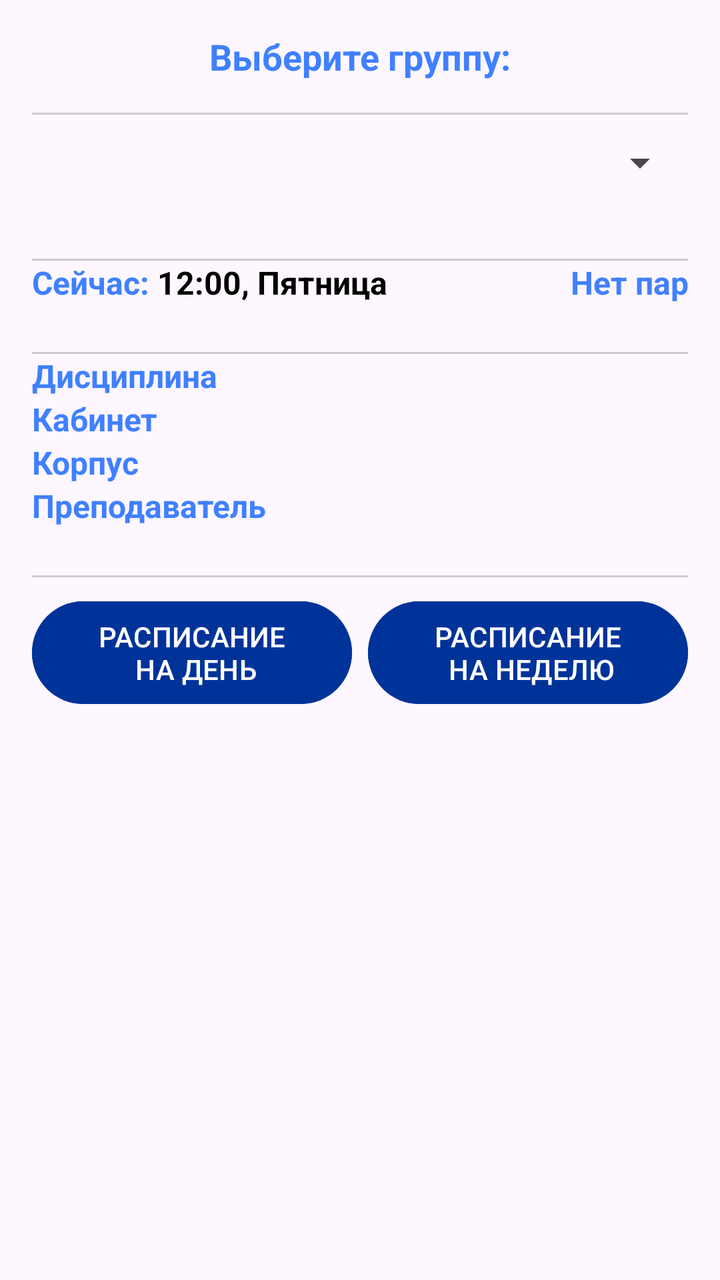
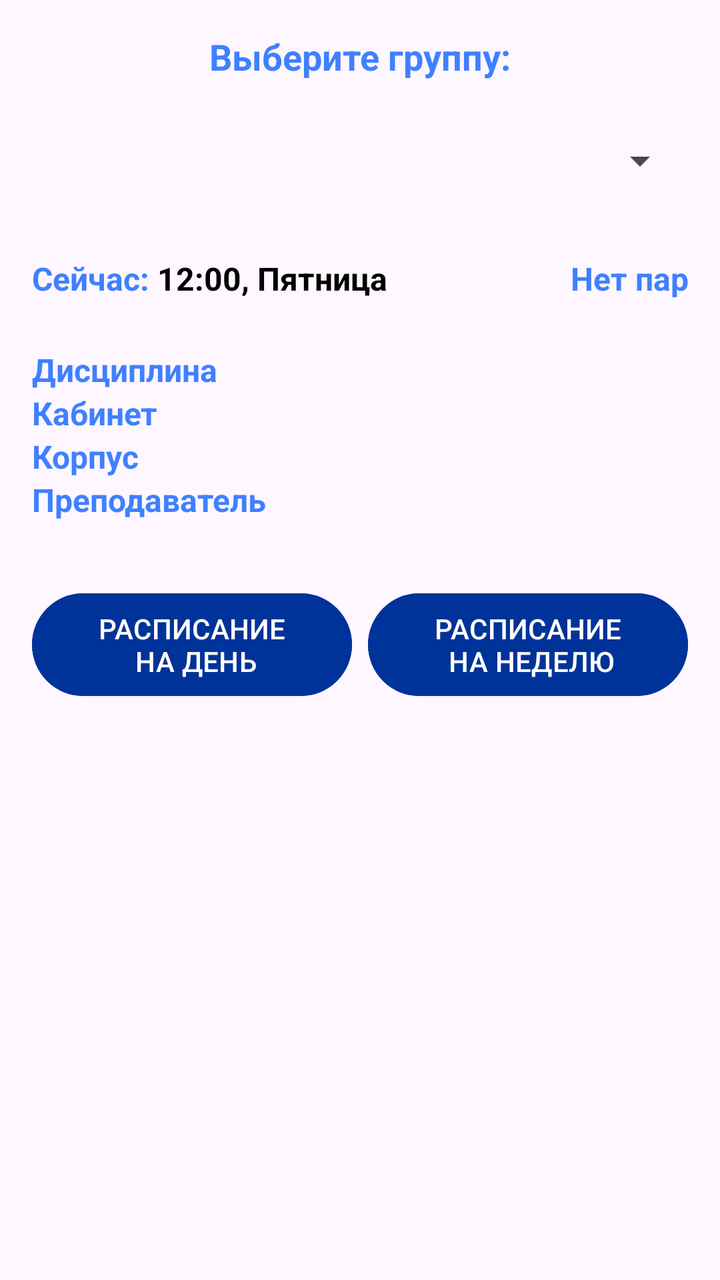

Screens rendered from an Android XML layout before and after an edit, with the pre-edit source and the edit as a unified diff.
<!-- AndroidManifest.xml: application theme Theme.Lab2 -->
<!-- res/layout/activity_student.xml -->
<ScrollView xmlns:android="http://schemas.android.com/apk/res/android"
    android:layout_width="match_parent"
    android:layout_height="match_parent"
    android:padding="16dp">

    <LinearLayout
        android:layout_width="match_parent"
        android:layout_height="wrap_content"
        android:orientation="vertical"
        android:gravity="center"
        android:divider="@drawable/divider"
        android:showDividers="middle">

        <TextView
            android:layout_width="wrap_content"
            android:layout_height="wrap_content"
            android:text="@string/chooseGroup"
            android:textSize="18sp"
            android:layout_marginBottom="16dp"
            style="@style/TextStyle"/>

        <Spinner
            android:id="@+id/groupList"
            android:layout_width="match_parent"
            android:layout_height="wrap_content"
            android:minHeight="48dp"
            android:layout_marginBottom="24dp"/>

        <LinearLayout
            android:layout_width="match_parent"
            android:layout_height="wrap_content"
            android:orientation="horizontal"
            android:layout_marginBottom="24dp">

            <LinearLayout
                android:layout_width="0dp"
                android:layout_height="wrap_content"
                android:layout_weight="2"
                android:orientation="horizontal"
                android:gravity="center_vertical">

                <TextView
                    android:id="@+id/timeLabel"
                    android:layout_width="wrap_content"
                    android:layout_height="wrap_content"
                    android:text="@string/now"
                    android:textSize="16sp"
                    android:layout_marginEnd="4dp"
                    style="@style/TextStyle"/>

                <TextView
                    android:id="@+id/timeValue"
                    android:layout_width="wrap_content"
                    android:layout_height="wrap_content"
                    android:text="@string/timeNow"
                    android:textSize="16sp"
                    android:textColor="@color/black"
                    style="@style/TextStyle"/>

            </LinearLayout>

            <TextView
                android:id="@+id/status"
                android:layout_width="0dp"
                android:layout_height="wrap_content"
                android:layout_weight="1"
                android:text="@string/lessonStatus"
                android:textAlignment="textEnd"
                android:textSize="16sp"
                style="@style/TextStyle"/>
        </LinearLayout>

        <LinearLayout
            android:layout_width="match_parent"
            android:layout_height="wrap_content"
            android:orientation="vertical"
            android:layout_marginBottom="24dp">

            <TextView
                android:id="@+id/discipline"
                android:layout_width="match_parent"
                android:layout_height="wrap_content"
                android:text="@string/discipline"
                android:textSize="16sp"
                style="@style/TextStyle"/>

            <TextView
                android:id="@+id/cabinet"
                android:layout_width="match_parent"
                android:layout_height="wrap_content"
                android:text="@string/cabinet"
                android:textSize="16sp"
                style="@style/TextStyle"/>

            <TextView
                android:id="@+id/building"
                android:layout_width="match_parent"
                android:layout_height="wrap_content"
                android:text="@string/building"
                android:textSize="16sp"
                style="@style/TextStyle"/>

            <TextView
                android:id="@+id/teacher"
                android:layout_width="match_parent"
                android:layout_height="wrap_content"
                android:text="@string/teacher"
                android:textSize="16sp"
                style="@style/TextStyle"/>
        </LinearLayout>

        <LinearLayout
            android:layout_width="match_parent"
            android:layout_height="wrap_content"
            android:orientation="horizontal"
            android:layout_marginTop="8dp">

            <Button
                android:id="@+id/dayScheduleButton"
                android:layout_width="0dp"
                android:layout_height="wrap_content"
                android:layout_weight="1"
                android:text="@string/daySchedule"
                android:backgroundTint="@color/colorPrimary"
                android:textColor="@android:color/white"
                android:gravity="center"
                android:layout_marginEnd="4dp"
                android:padding="8dp"/>

            <Button
                android:id="@+id/weekScheduleButton"
                android:layout_width="0dp"
                android:layout_height="wrap_content"
                android:layout_weight="1"
                android:text="@string/weekSchedule"
                android:backgroundTint="@color/colorPrimary"
                android:textColor="@android:color/white"
                android:gravity="center"
                android:layout_marginStart="4dp"
                android:padding="8dp"/>
        </LinearLayout>

    </LinearLayout>
</ScrollView>
<!-- resources referenced by this layout -->
<resources>
  <color name="black">#FF000000</color>
  <color name="colorPrimary">#003399</color>
  <!-- drawable divider (drawable) -->
  <?xml version="1.0" encoding="utf-8"?>
  <shape xmlns:android="http://schemas.android.com/apk/res/android">
      <size android:height="1dp" />
      <solid android:color="#CCCCCC" />
  </shape>
  <string name="building">Корпус</string>
  <string name="cabinet">Кабинет</string>
  <string name="chooseGroup">Выберите группу:</string>
  <string name="daySchedule">РАСПИСАНИЕ\n НА ДЕНЬ</string>
  <string name="discipline">Дисциплина</string>
  <string name="lessonStatus">Нет пар</string>
  <string name="now">Сейчас:</string>
  <string name="teacher">Преподаватель</string>
  <string name="timeNow">12:00, Пятница</string>
  <string name="weekSchedule">РАСПИСАНИЕ\n НА НЕДЕЛЮ</string>
  <style name="TextStyle">
          <item name="android:textStyle">bold</item>
          <item name="android:textColor">@color/colorSecondary</item>
      </style>
  <style name="Theme.Lab2" parent="Base.Theme.Lab2" />
  <color name="colorSecondary">#4080ff</color>
  <style name="Base.Theme.Lab2" parent="Theme.Material3.DayNight.NoActionBar">
          
          
      </style>
</resources>

<!-- the commit's change to res/layout/activity_student.xml (unified diff, before → after) -->
@@ -8,7 +8,6 @@
         android:layout_height="wrap_content"
         android:orientation="vertical"
         android:gravity="center"
-        android:divider="@drawable/divider"
         android:showDividers="middle">
 
         <TextView
<!-- resource entries referenced after the edit -->
@@ -2,12 +2,6 @@
 <resources>
   <color name="black">#FF000000</color>
   <color name="colorPrimary">#003399</color>
-  <!-- drawable divider (drawable) -->
-  <?xml version="1.0" encoding="utf-8"?>
-  <shape xmlns:android="http://schemas.android.com/apk/res/android">
-      <size android:height="1dp" />
-      <solid android:color="#CCCCCC" />
-  </shape>
   <string name="building">Корпус</string>
   <string name="cabinet">Кабинет</string>
   <string name="chooseGroup">Выберите группу:</string>
